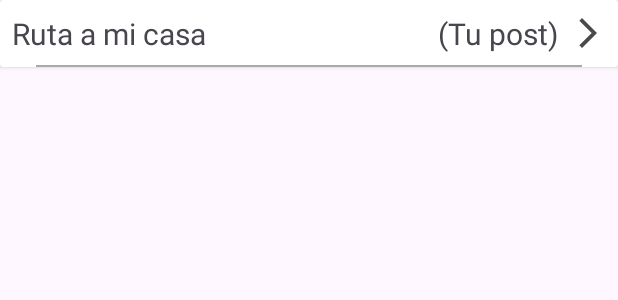
After one commit to KarimRuiz/Sprint-Spirit, an Android app: the layout card_chat.xml on its own in the app's theme, with its tools: preview values and no code run, on a phone screen of 412 x 824 dp. The commit adds this screen. Shown: the top 300 px of the screen. Run offline under Robolectric (Android 15) with nearby library versions, the phone set to English and light mode, and no system bars.

Commit message:
commit added subscribed chats section

```diff
--- a/app/build.gradle.kts
+++ b/app/build.gradle.kts
@@ -48,7 +48,7 @@ android {
 }
 
 dependencies {
-    //ChatView (https://github.com/shrikanth7698/ChatView)
+    //ChatView (https://github.com/stfalcon-studio/ChatKit)
     implementation(files("libs/Chatkit-v0.4.1.aar"))
     implementation("com.google.android.flexbox:flexbox:3.0.0")
 
--- a/app/src/main/java/com/example/sprintspirit/database/DBManager.kt
+++ b/app/src/main/java/com/example/sprintspirit/database/DBManager.kt
@@ -80,6 +80,6 @@ interface DBManager {
 
     suspend fun sendMessage(postId: String, message: Message, messageNum: Int)
 
-    suspend fun susbscribeToChat(email: String, chatId: String, asOp: Boolean): Boolean
+    suspend fun susbscribeToChat(email: String, chatName: String, chatId: String, asOp: Boolean): Boolean
     suspend fun unSusbscribeToChat(email: String, chatId: String): Boolean
 }
--- a/app/src/main/java/com/example/sprintspirit/features/chat/ui/ChatFragment.kt
+++ b/app/src/main/java/com/example/sprintspirit/features/chat/ui/ChatFragment.kt
@@ -63,6 +63,7 @@ class ChatFragment : BaseFragment() {
             postId = it.getString(POST_ID)
             viewModel.postId = postId!!
             postName = it.getString(POST_NAME)
+            viewModel.postTitle = postName ?: "Chat"
         }
     }
 
--- a/app/src/main/java/com/example/sprintspirit/features/dashboard/profile/data/UsersRepository.kt
+++ b/app/src/main/java/com/example/sprintspirit/features/dashboard/profile/data/UsersRepository.kt
@@ -37,8 +37,8 @@ class UsersRepository{
         manager.deleteRun(run)
     }
 
-    suspend fun subscribeToChat(userEmail: String, postId: String, asOp: Boolean = false): Boolean {
-        return manager.susbscribeToChat(userEmail, postId, asOp)
+    suspend fun subscribeToChat(userEmail: String, chatName: String, postId: String, asOp: Boolean = false): Boolean {
+        return manager.susbscribeToChat(userEmail, chatName, postId, asOp)
     }
 
     suspend fun unSubscribeToChat(userEmail: String, postId: String): Boolean {
--- a/app/src/main/java/com/example/sprintspirit/features/post/ui/PostViewModel.kt
+++ b/app/src/main/java/com/example/sprintspirit/features/post/ui/PostViewModel.kt
@@ -26,7 +26,7 @@ class PostViewModel(
             viewModelScope.launch(Dispatchers.IO){
                 val postId = postsRepository.postRun(run, address!!, title, description)
                 if(postId != null){
-                    usersRepository.subscribeToChat(email, postId, true)
+                    usersRepository.subscribeToChat(email, title, postId, true)
                 }
             }
         }
--- /dev/null
+++ b/app/src/main/res/drawable/ic_chat.xml
@@ -0,0 +1,5 @@
+<vector android:autoMirrored="true" android:height="24dp"
+    android:tint="#000000" android:viewportHeight="24"
+    android:viewportWidth="24" android:width="24dp" xmlns:android="http://schemas.android.com/apk/res/android">
+    <path android:fillColor="@android:color/white" android:pathData="M20,2L4,2c-1.1,0 -1.99,0.9 -1.99,2L2,22l4,-4h14c1.1,0 2,-0.9 2,-2L22,4c0,-1.1 -0.9,-2 -2,-2zM6,9h12v2L6,11L6,9zM14,14L6,14v-2h8v2zM18,8L6,8L6,6h12v2z"/>
+</vector>
--- /dev/null
+++ b/app/src/main/res/layout/card_chat.xml
@@ -0,0 +1,72 @@
+<?xml version="1.0" encoding="utf-8"?>
+<layout>
+
+    <data>
+        <variable
+            name="onClickChat"
+            type="android.view.View.OnClickListener" />
+    </data>
+
+    <androidx.cardview.widget.CardView
+        xmlns:android="http://schemas.android.com/apk/res/android"
+        xmlns:app="http://schemas.android.com/apk/res-auto"
+        xmlns:card_view="http://schemas.android.com/apk/res-auto"
+        xmlns:tools="http://schemas.android.com/tools"
+        android:layout_width="match_parent"
+        android:layout_height="wrap_content"
+        tools:ignore="MissingDefaultResource">
+
+        <RelativeLayout
+            android:layout_width="match_parent"
+            android:layout_height="wrap_content"
+            android:paddingTop="@dimen/margin_normal"
+            android:paddingStart="@dimen/margin_normal"
+            android:paddingEnd="@dimen/margin_normal"
+            android:onClick="@{onClickChat}">
+
+            <TextView
+                android:id="@+id/card_chat_title"
+                android:layout_width="wrap_content"
+                android:layout_height="wrap_content"
+                tools:text="Ruta a mi casa"
+                android:textSize="@dimen/font_large"
+                android:layout_alignParentStart="true"
+                android:layout_centerVertical="true"
+                />
+
+            <TextView
+                android:id="@+id/card_chat_role"
+                android:layout_width="wrap_content"
+                android:layout_height="wrap_content"
+                tools:text="(Tu post)"
+                android:textSize="@dimen/font_large"
+                android:visibility="gone"
+                tools:visibility="visible"
+                android:layout_toStartOf="@id/card_chat_go_to"
+                android:layout_marginEnd="@dimen/margin_normal"
+                android:layout_centerVertical="true"
+                />
+
+            <ImageView
+                android:id="@+id/card_chat_go_to"
+                android:layout_width="wrap_content"
+                android:layout_height="wrap_content"
+                android:src="@drawable/ic_arrow"
+                android:layout_alignParentEnd="true"
+                android:layout_centerVertical="true"
+                />
+
+            <View
+                android:layout_width="match_parent"
+                android:layout_height="1dp"
+                android:background="#A87D7D7D"
+                android:layout_below="@id/card_chat_title"
+                android:layout_marginTop="@dimen/margin_normal"
+                android:layout_marginEnd="@dimen/margin_bigger"
+                android:layout_marginStart="@dimen/margin_bigger"
+                />
+
+        </RelativeLayout>
+
+    </androidx.cardview.widget.CardView>
+</layout>
--- a/app/src/main/res/navigation/bottom_nav.xml
+++ b/app/src/main/res/navigation/bottom_nav.xml
@@ -10,6 +10,12 @@
         android:name="com.example.sprintspirit.features.dashboard.home.HomeFragment"
         android:label="Home"
         tools:layout="@layout/fragment_home" />
+    <fragment
+        android:id="@+id/chatsFragment"
+        android:name="com.example.sprintspirit.features.dashboard.chats.ChatsFragment"
+        android:label="Chats"
+        tools:layout="@layout/fragment_chats"
+        />
     <activity
         android:id="@+id/runActivity"
         android:name="com.example.sprintspirit.features.run.ui.RunActivity"
--- a/app/src/main/res/values/dimens.xml
+++ b/app/src/main/res/values/dimens.xml
@@ -3,6 +3,7 @@
 
     <dimen name="font_small">12sp</dimen>
     <dimen name="font_normal">18sp</dimen>
+    <dimen name="font_large">20sp</dimen>
     <dimen name="font_big">26sp</dimen>
     <dimen name="font_title">34sp</dimen>
     <!-- Default screen margins, per the Android Design guidelines. -->
--- a/app/src/main/res/values/strings.xml
+++ b/app/src/main/res/values/strings.xml
@@ -43,4 +43,8 @@
     </string-array>
     <string name="You_dont_have_runs">You don\'t have runs yet.</string>
     <string name="message_hint">message...</string>
+    <string name="Chats">Chats</string>
+    <!-- TODO: Remove or change this placeholder text -->
+    <string name="hello_blank_fragment">Hello blank fragment</string>
+    <string name="You_dont_have_chats">You dont have chats. Subscribe to one and start discussing!</string>
 </resources>
```
Also changed, not shown: app/src/main/java/com/example/sprintspirit/database/FirebaseManager.kt (+9 -5 lines), app/src/main/java/com/example/sprintspirit/features/chat/ui/ChatViewModel.kt (+21 -2 lines), app/src/main/java/com/example/sprintspirit/features/dashboard/chats/ChatsFragment.kt (added, +86 -0 lines), app/src/main/java/com/example/sprintspirit/features/dashboard/chats/ui/ChatsAdapter.kt (added, +50 -0 lines), app/src/main/java/com/example/sprintspirit/features/signin/data/User.kt (+25 -2 lines), app/src/main/java/com/example/sprintspirit/util/SprintSpiritNavigator.kt (+15 -0 lines), app/src/main/res/layout/fragment_chats.xml (added, +38 -0 lines), app/src/main/res/menu/bottom_menu.xml (+7 -0 lines), 2 other files.
